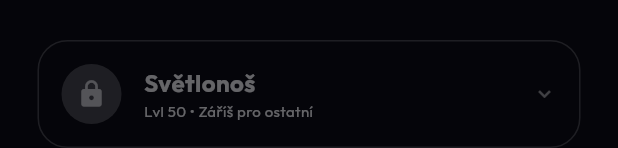
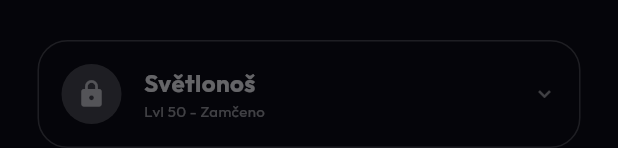
Before and after one commit to meagoah/Praya_MVP, a Flutter app: the JourneyScreen widget shown alone on an empty page, opened directly, after a tap on "Mapa", on a phone screen of 412 x 824 dp. Shown: the part 1085-1233 px from the top of the screen. Run offline on Flutter 3.47's test engine with Material 3 defaults, Android fonts, the phone set to English and light mode, and no system bars; drawn by our look-alikes of flutter_animate; our stand-ins replace google_fonts; network calls fail.

Commit message:
Fix: Sexy Hearts and Journey Lore Texts

```diff
--- a/lib/screens/journey_screen.dart
+++ b/lib/screens/journey_screen.dart
@@ -21,7 +21,7 @@ class JourneyScreen extends StatelessWidget {
         children: [
           const SizedBox(height: 20),
 
-          // HEADER S TLAČÍTKEM PRO ÚPRAVU
+          // HEADER
           Row(
             mainAxisAlignment: MainAxisAlignment.spaceBetween,
             children: [
@@ -36,7 +36,7 @@ class JourneyScreen extends StatelessWidget {
 
           const SizedBox(height: 30),
 
-          // PŘEPÍNAČ (MAPA / DENÍK)
+          // PŘEPÍNAČ
           Container(
             padding: const EdgeInsets.all(5),
             decoration: BoxDecoration(color: Colors.white10, borderRadius: BorderRadius.circular(20)),
@@ -72,11 +72,8 @@ class JourneyScreen extends StatelessWidget {
 
           const SizedBox(height: 30),
 
-          // --- LOGIKA ZOBRAZENÍ ---
           if (!state.showJournal) ...[
-            // 1. VIEW: MAPA A STROM
-
-            // Vizuální Strom
+            // --- MAP VIEW ---
             SizedBox(
               height: 300,
               child: Stack(
@@ -97,7 +94,7 @@ class JourneyScreen extends StatelessWidget {
               )
             ),
 
-            // Karta aktuálního levelu
+            // Karta aktuálního levelu (S POPISEM)
             GlassPanel(
               glow: true,
               child: Column(
@@ -105,7 +102,8 @@ class JourneyScreen extends StatelessWidget {
                   Text("${state.nickname} • Level ${state.level}", style: GoogleFonts.outfit(color: Colors.white54)),
                   Text(currentLvl.title, style: GoogleFonts.cinzel(fontSize: 24, fontWeight: FontWeight.bold, color: state.moodColor)),
                   const SizedBox(height: 10),
-                  Text(currentLvl.subtitle, textAlign: TextAlign.center, style: const TextStyle(color: Colors.white70, fontStyle: FontStyle.italic)),
+                  // ZDE JE TEN HLAVNÍ TEXT (LORE)
+                  Text(currentLvl.subtitle, textAlign: TextAlign.center, style: const TextStyle(color: Colors.white70, fontStyle: FontStyle.italic, height: 1.4)),
                   const SizedBox(height: 15),
                   Container(
                     padding: const EdgeInsets.all(8),
@@ -127,7 +125,7 @@ class JourneyScreen extends StatelessWidget {
             Align(alignment: Alignment.centerLeft, child: Text("Hvězdná Mapa", style: GoogleFonts.cinzel(fontSize: 18))),
             const SizedBox(height: 20),
 
-            // Generování mapy milníků
+            // Mapa s popisky
             ...state.milestones.map((milestone) {
               var data = state.getLevelData(milestone);
               bool unlocked = state.level >= milestone;
@@ -137,14 +135,14 @@ class JourneyScreen extends StatelessWidget {
                   _ExpandableNode(
                     lvl: milestone,
                     title: data.title,
-                    subtitle: data.subtitle,
-                    description: data.detailedDescription,
+                    subtitle: data.subtitle, // Zde předáváme ten "Hint" text
+                    description: data.detailedDescription, // A tady ten dlouhý popis
                     perk: data.perk,
                     unlocked: unlocked,
                     isCurrent: isCurrent,
                     color: state.moodColor
                   ),
-                  if (milestone != 1) // Čára pod bodem (kromě posledního)
+                  if (milestone != 1)
                     Container(
                       margin: const EdgeInsets.symmetric(vertical: 2),
                       width: 2, height: 20,
@@ -157,7 +155,7 @@ class JourneyScreen extends StatelessWidget {
             const SizedBox(height: 100)
 
           ] else ...[
-            // 2. VIEW: DENÍK VDĚČNOSTI
+            // --- JOURNAL VIEW ---
             if (state.savedPosts.isEmpty)
               const Padding(
                 padding: EdgeInsets.only(top: 50),
@@ -199,8 +197,6 @@ class JourneyScreen extends StatelessWidget {
       ).animate().scale(),
     );
   }
-
-  // --- DIALOGY ---
 
   void _addNoteDialog(BuildContext context, AppState state, String id) {
     TextEditingController ctrl = TextEditingController();
@@ -285,11 +281,11 @@ class JourneyScreen extends StatelessWidget {
   }
 }
 
-// --- PRIVÁTNÍ WIDGET: ROZBALOVACÍ UZEL MAPY ---
+// --- EXPANDABLE NODE S TEXTEM ---
 class _ExpandableNode extends StatefulWidget {
   final int lvl;
   final String title;
-  final String subtitle;
+  final String subtitle; // TOTO JE TEN TEXT, CO CHCEŠ VIDĚT
   final String description;
   final String perk;
   final bool unlocked;
@@ -324,7 +320,7 @@ class _ExpandableNodeState extends State<_ExpandableNode> {
         child: Column(
           crossAxisAlignment: CrossAxisAlignment.start,
           children: [
-            // HLAVIČKA (Vždy viditelná)
+            // HLAVIČKA
             Row(
               children: [
                 Container(
@@ -338,7 +334,13 @@ class _ExpandableNodeState extends State<_ExpandableNode> {
                     crossAxisAlignment: CrossAxisAlignment.start,
                     children: [
                       Text(widget.title, style: TextStyle(color: widget.unlocked ? Colors.white : Colors.white38, fontWeight: FontWeight.bold, fontSize: 16)),
-                      Text("Lvl ${widget.lvl} • ${widget.subtitle}", maxLines: 1, overflow: TextOverflow.ellipsis, style: const TextStyle(color: Colors.white38, fontSize: 10)),
+
+                      // --- ZDE JE TEN VRÁCENÝ TEXT ---
+                      if (widget.unlocked || widget.isCurrent)
+                        Text(widget.subtitle, maxLines: 2, overflow: TextOverflow.ellipsis, style: const TextStyle(color: Colors.white54, fontSize: 11, height: 1.2))
+                      else
+                         Text("Lvl ${widget.lvl} - Zamčeno", style: const TextStyle(color: Colors.white24, fontSize: 10)),
+                      // -------------------------------
                     ],
                   ),
                 ),
@@ -355,6 +357,7 @@ class _ExpandableNodeState extends State<_ExpandableNode> {
                   const SizedBox(height: 15),
                   const Divider(color: Colors.white10),
                   const SizedBox(height: 10),
+                  // Tady je detailní popis (Lore)
                   Text(widget.description, style: const TextStyle(color: Colors.white70, height: 1.4, fontSize: 13)),
                   const SizedBox(height: 15),
                   Container(
```
Also changed, not shown: lib/widgets/charity_button.dart (+46 -30 lines), 1 other file.
